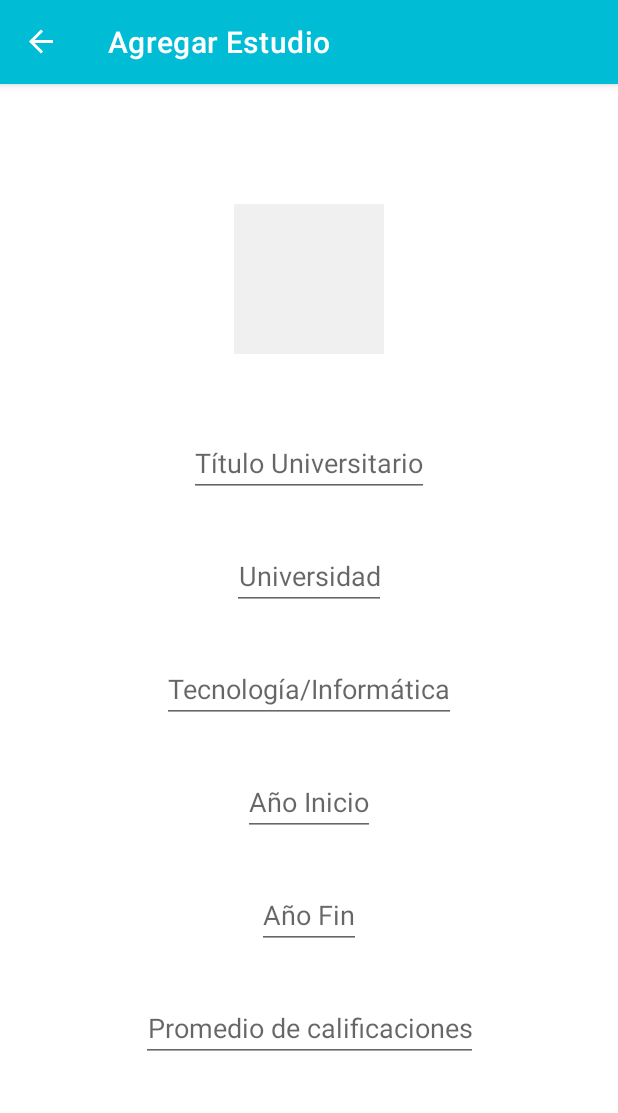
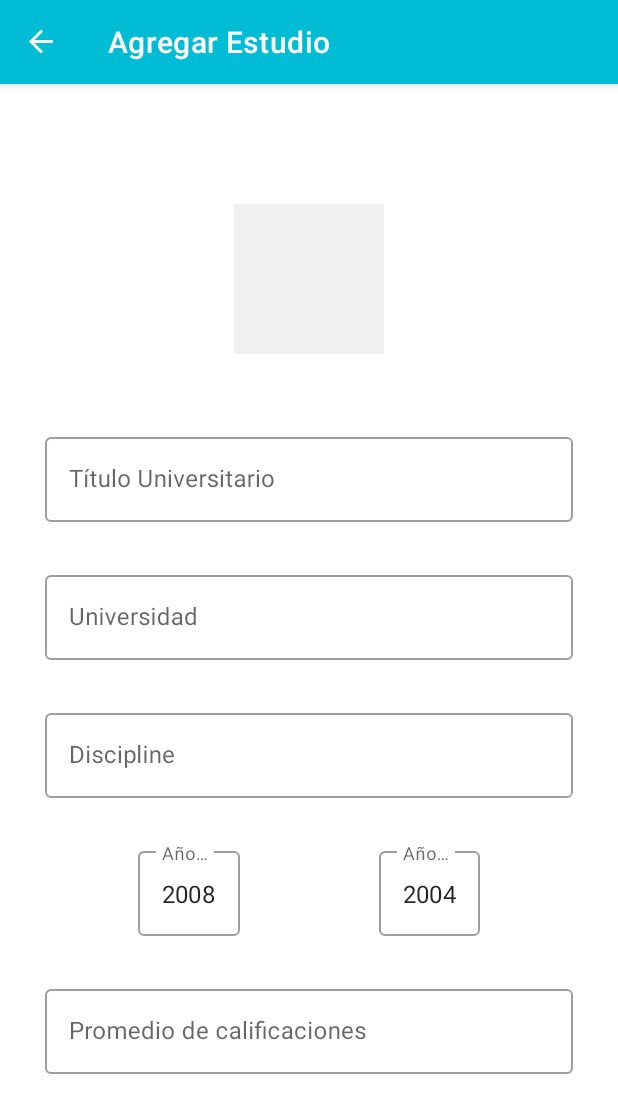
Before and after one commit to oamorales/MyCurriculum, an Android app: the NewDegreeFragment screen opened through its navigation route, on a phone screen of 412 x 824 dp. Shown: the top 1113 px of the screen. Run offline under Robolectric (Android 15) with nearby library versions, the phone set to English and light mode, and no system bars; our stand-ins replace navigation-ui; libraries missing offline, so code that uses them is left out: io.realm, io.realm.annotations; 8 statements that could not run were skipped.

Commit message:
Update fragment_new_degree.xml
Se modificaron los campos de texto para adaptarlos al estilo OutlineBox.

```diff
--- a/app/src/main/res/layout/fragment_new_degree.xml
+++ b/app/src/main/res/layout/fragment_new_degree.xml
@@ -9,92 +9,153 @@
 
     <androidx.constraintlayout.widget.ConstraintLayout
         android:layout_width="match_parent"
-        android:layout_height="wrap_content"
-        >
+        android:layout_height="wrap_content">
 
         <androidx.appcompat.widget.AppCompatImageView
             android:id="@+id/newDegreeLogo"
             android:layout_width="100dp"
             android:layout_height="100dp"
-            app:layout_constraintStart_toStartOf="parent"
-            app:layout_constraintEnd_toEndOf="parent"
-            app:layout_constraintTop_toTopOf="parent"
             android:layout_marginTop="80dp"
             android:background="#F0F0F0"
-            />
+            app:layout_constraintEnd_toEndOf="parent"
+            app:layout_constraintStart_toStartOf="parent"
+            app:layout_constraintTop_toTopOf="parent" />
+
+        <com.google.android.material.textfield.TextInputLayout
+            android:id="@+id/newDegreeTitleLayout"
+            style="@style/Widget.MaterialComponents.TextInputLayout.OutlinedBox"
+            android:layout_width="0dp"
+            android:layout_height="wrap_content"
+            android:layout_marginStart="30dp"
+            android:layout_marginTop="50dp"
+            android:layout_marginEnd="30dp"
+            android:gravity="center"
+            android:hint="Título Universitario"
+            app:endIconMode="clear_text"
+            app:layout_constraintEnd_toEndOf="parent"
+            app:layout_constraintStart_toStartOf="parent"
+            app:layout_constraintTop_toBottomOf="@+id/newDegreeLogo">
 
             <com.google.android.material.textfield.TextInputEditText
                 android:id="@+id/newDegreeTitle"
-            android:layout_width="wrap_content"
+                android:layout_width="match_parent"
+                android:layout_height="wrap_content" />
+
+        </com.google.android.material.textfield.TextInputLayout>
+
+
+        <com.google.android.material.textfield.TextInputLayout
+            android:id="@+id/newDegreeUniversityLayout"
+            style="@style/Widget.MaterialComponents.TextInputLayout.OutlinedBox"
+            android:layout_width="0dp"
             android:layout_height="wrap_content"
-            android:layout_marginTop="50dp"
-            app:layout_constraintTop_toBottomOf="@+id/newDegreeLogo"
+            android:layout_marginStart="30dp"
+            android:layout_marginTop="30dp"
+            android:layout_marginEnd="30dp"
+            android:gravity="center"
+            android:hint="Universidad"
+            app:endIconMode="clear_text"
+            app:layout_constraintEnd_toEndOf="parent"
             app:layout_constraintStart_toStartOf="parent"
-            app:layout_constraintEnd_toEndOf="parent"
-            android:hint="Título Universitario"/>
+            app:layout_constraintTop_toBottomOf="@+id/newDegreeTitleLayout">
 
             <com.google.android.material.textfield.TextInputEditText
                 android:id="@+id/newDegreeUniversity"
+                android:layout_width="match_parent"
+                android:layout_height="wrap_content" />
+        </com.google.android.material.textfield.TextInputLayout>
+
+
+        <com.google.android.material.textfield.TextInputLayout
+            android:id="@+id/newDegreeDisciplineLayout"
+            style="@style/Widget.MaterialComponents.TextInputLayout.OutlinedBox"
+            android:layout_width="0dp"
             android:layout_height="wrap_content"
-            android:layout_width="wrap_content"
+            android:layout_marginStart="30dp"
             android:layout_marginTop="30dp"
+            android:layout_marginEnd="30dp"
             android:gravity="center"
-            android:hint="Universidad"
-            app:layout_constraintTop_toBottomOf="@+id/newDegreeTitle"
+            android:hint="Discipline"
+            app:endIconMode="clear_text"
+            app:layout_constraintEnd_toEndOf="parent"
             app:layout_constraintStart_toStartOf="parent"
-            app:layout_constraintEnd_toEndOf="parent"/>
+            app:layout_constraintTop_toBottomOf="@+id/newDegreeUniversityLayout">
 
             <com.google.android.material.textfield.TextInputEditText
                 android:id="@+id/newDegreeDiscipline"
+                android:layout_width="match_parent"
+                android:layout_height="wrap_content" />
+        </com.google.android.material.textfield.TextInputLayout>
+
+
+        <com.google.android.material.textfield.TextInputLayout
+            android:id="@+id/newDegreeYearBeginLayout"
+            style="@style/Widget.MaterialComponents.TextInputLayout.OutlinedBox"
+            android:layout_width="wrap_content"
             android:layout_height="wrap_content"
-            android:layout_width="wrap_content"
             android:layout_marginTop="30dp"
-            android:hint="Tecnología/Informática"
-            app:layout_constraintTop_toBottomOf="@+id/newDegreeUniversity"
+            android:gravity="center"
+            android:hint="Año Inicio"
+            android:inputType="phone"
+            app:endIconMode="clear_text"
+            app:layout_constraintEnd_toStartOf="@+id/newDegreeYearEndLayout"
+            app:layout_constraintHorizontal_chainStyle="spread"
             app:layout_constraintStart_toStartOf="parent"
-            app:layout_constraintEnd_toEndOf="parent"/>
+            app:layout_constraintTop_toBottomOf="@+id/newDegreeDisciplineLayout">
 
             <com.google.android.material.textfield.TextInputEditText
                 android:id="@+id/newDegreeYearBegin"
+                android:layout_width="match_parent"
                 android:layout_height="wrap_content"
+                android:text="2008" />
+        </com.google.android.material.textfield.TextInputLayout>
+
+
+        <com.google.android.material.textfield.TextInputLayout
+            android:id="@+id/newDegreeYearEndLayout"
+            style="@style/Widget.MaterialComponents.TextInputLayout.OutlinedBox"
             android:layout_width="wrap_content"
-            android:layout_marginTop="30dp"
+            android:layout_height="wrap_content"
+            android:gravity="center"
+            android:hint="Año Fin"
             android:inputType="phone"
-            android:gravity="center"
-            android:hint="Año Inicio"
-            app:layout_constraintTop_toBottomOf="@+id/newDegreeDiscipline"
-            app:layout_constraintStart_toStartOf="parent"
+            app:endIconMode="clear_text"
+            app:layout_constraintBaseline_toBaselineOf="@+id/newDegreeYearBeginLayout"
             app:layout_constraintEnd_toEndOf="parent"
-            />
+            app:layout_constraintHorizontal_bias="0.25"
+            app:layout_constraintStart_toEndOf="@+id/newDegreeYearBeginLayout">
 
             <com.google.android.material.textfield.TextInputEditText
                 android:id="@+id/newDegreeYearEnd"
+                android:layout_width="match_parent"
                 android:layout_height="wrap_content"
-            android:layout_width="wrap_content"
+                android:text="2004" />
+
+        </com.google.android.material.textfield.TextInputLayout>
+
+        <com.google.android.material.textfield.TextInputLayout
+            android:id="@+id/newDegreeGradeAverageLayout"
+            style="@style/Widget.MaterialComponents.TextInputLayout.OutlinedBox"
+            android:layout_width="0dp"
+            android:layout_height="wrap_content"
+            android:layout_marginStart="30dp"
             android:layout_marginTop="30dp"
+            android:layout_marginEnd="30dp"
             android:gravity="center"
-            android:hint="Año Fin"
-            android:inputType="phone"
-            app:layout_constraintTop_toBottomOf="@+id/newDegreeYearBegin"
+            android:hint="Promedio de calificaciones"
+            android:inputType="numberDecimal"
+            app:endIconMode="clear_text"
+            app:layout_constraintBottom_toBottomOf="parent"
+            app:layout_constraintEnd_toEndOf="parent"
             app:layout_constraintStart_toStartOf="parent"
-            app:layout_constraintEnd_toEndOf="parent"
-            />
+            app:layout_constraintTop_toBottomOf="@+id/newDegreeYearEndLayout">
+
             <com.google.android.material.textfield.TextInputEditText
                 android:id="@+id/newDegreeGradeAverage"
-            android:layout_height="wrap_content"
-            android:layout_width="wrap_content"
-            android:layout_marginTop="30dp"
-            android:layout_marginBottom="80dp"
-            android:inputType="numberDecimal"
-            android:gravity="center"
-            android:hint="Promedio de calificaciones"
-            app:layout_constraintTop_toBottomOf="@+id/newDegreeYearEnd"
-            app:layout_constraintStart_toStartOf="parent"
-            app:layout_constraintEnd_toEndOf="parent"
-            app:layout_constraintBottom_toBottomOf="parent"
-            />
+                android:layout_width="match_parent"
+                android:layout_height="match_parent" />
+        </com.google.android.material.textfield.TextInputLayout>
 
     </androidx.constraintlayout.widget.ConstraintLayout>
 
-
 </androidx.core.widget.NestedScrollView>
```
Lines whose indentation alone changed are shown as unchanged.
